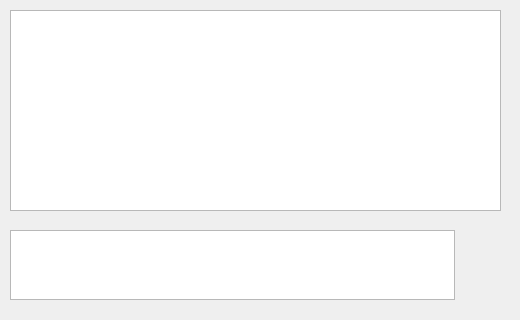
The window that src/desktop/GuiChat.ui (hwgao/beebeep) describes before a commit, drawn with Qt 5.
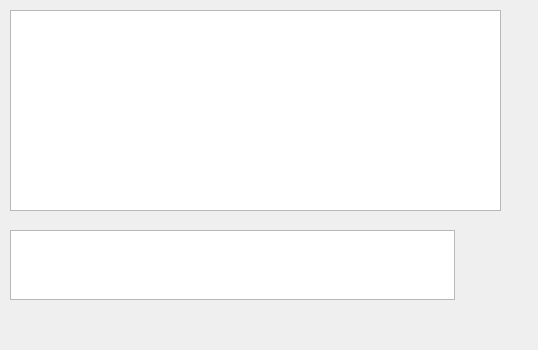
The same window after the commit. Icons and pictures are not drawn. Custom widgets are drawn as their Qt base class.

Patch:
```diff
--- a/src/desktop/GuiChat.ui
+++ b/src/desktop/GuiChat.ui
@@ -6,8 +6,8 @@
    <rect>
     <x>0</x>
     <y>0</y>
-    <width>520</width>
-    <height>320</height>
+    <width>538</width>
+    <height>350</height>
    </rect>
   </property>
   <property name="sizePolicy">
```
Left out of the diff: 2 changed lines with no effect on the pictures.
